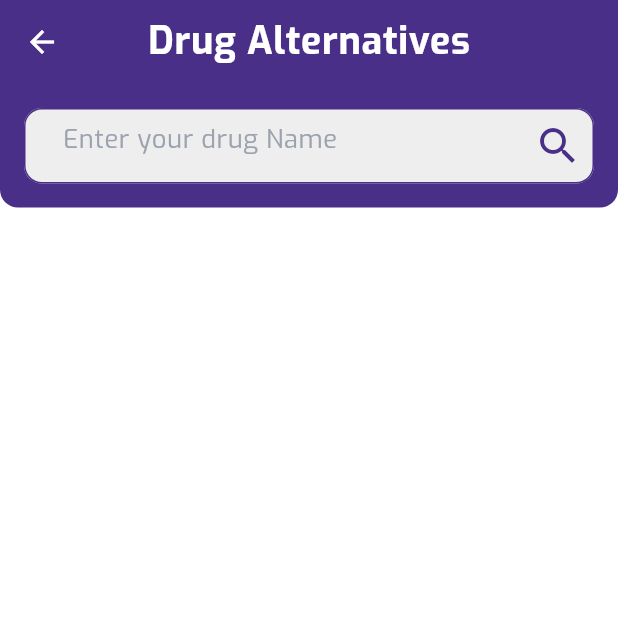
After one commit to AbdAlrahmanmohamedelsayed/smartpill, a Flutter app: the DrugAlternatives screen opened by its route, on a phone screen of 412 x 824 dp, the top half of it. The commit adds this screen. Run offline on Flutter 3.47's test engine with Material 3 defaults, Android fonts, the phone set to English and light mode, and no system bars; our stand-ins replace animate_do, animated_custom_dropdown, animated_text_kit, dio, easy_date_timeline, fl_chart and 5 more; missing offline and left inert: mobile_scanner, wifi_iot; accounts and stored records are empty.

Commit message:
add drug Alternatives

```diff
--- a/lib/core/config/appRouter.dart
+++ b/lib/core/config/appRouter.dart
@@ -4,6 +4,7 @@ import 'package:smartpill/features/layout/layout_view.dart';
 import 'package:smartpill/features/screens/Auth/forgotPass/Forget_View.dart';
 import 'package:smartpill/features/screens/Auth/log/Login_view.dart';
 import 'package:smartpill/features/screens/add_pill_reminder/presentation/ui/addMedicine_view.dart';
+import 'package:smartpill/features/screens/menu/Drug%20Alternatives/DrugAlternatives_view.dart';
 import 'package:smartpill/features/screens/menu/HealthMonitoring/Oxygen/Oxygen_view.dart';
 import 'package:smartpill/features/screens/menu/HealthMonitoring/Temperature/tempreture_view.dart';
 import 'package:smartpill/features/screens/menu/HealthMonitoring/health_view.dart';
@@ -78,6 +79,9 @@ class AppRouter {
       case PageRoutesName.tempreturePage:
         return MaterialPageRoute(
             builder: (context) => TempretureView(), settings: settings);
+      case PageRoutesName.drugalternatives:
+        return MaterialPageRoute(
+            builder: (context) => DrugAlternatives(), settings: settings);
       case PageRoutesName.testmm:
         return MaterialPageRoute(
             builder: (context) => TestView(), settings: settings);
--- a/lib/core/config/page_routes_name.dart
+++ b/lib/core/config/page_routes_name.dart
@@ -20,4 +20,5 @@ class PageRoutesName {
   static const String tempreturePage = 'tempreturePage';
   static const String testmm = 'testmm';
   static const String configDevice = 'configuration device';
+  static const String drugalternatives = 'drugalternatives';
 }
--- /dev/null
+++ b/lib/features/screens/menu/Drug Alternatives/DrugAlternatives_view.dart
@@ -0,0 +1,295 @@
+import 'package:flutter/material.dart';
+import 'package:smartpill/core/theme/color_pallets.dart';
+import 'package:smartpill/features/screens/menu/Drug%20Alternatives/services/Api_drug_alternatives.dart';
+import 'package:smartpill/features/screens/menu/Drug%20Alternatives/widgets/AlternativeCard.dart';
+import 'package:smartpill/model/DrugAlternative.dart';
+
+class DrugAlternatives extends StatefulWidget {
+  const DrugAlternatives({super.key});
+
+  @override
+  State<DrugAlternatives> createState() => _DrugAlternativesState();
+}
+
+class _DrugAlternativesState extends State<DrugAlternatives> {
+  final TextEditingController _drugNameController = TextEditingController();
+  final ApiServiceDrugAlternatives _apiService = ApiServiceDrugAlternatives();
+
+  List<DrugAlternative> _suggestions = [];
+  List<DrugAlternative>? _alternatives;
+  bool _isLoading = false;
+  bool _isSearching = false;
+  String? _errorMessage;
+  bool _showSuggestions = false;
+
+  @override
+  void initState() {
+    super.initState();
+    _drugNameController.addListener(_onSearchTextChanged);
+  }
+
+  @override
+  void dispose() {
+    _drugNameController.removeListener(_onSearchTextChanged);
+    _drugNameController.dispose();
+    super.dispose();
+  }
+
+  // Method to handle text field changes and fetch suggestions
+  Future<void> _onSearchTextChanged() async {
+    final query = _drugNameController.text.trim();
+
+    if (query.isEmpty) {
+      setState(() {
+        _suggestions = [];
+        _showSuggestions = false;
+      });
+      return;
+    }
+
+    if (query.length < 2) return; // Don't search for very short queries
+
+    setState(() {
+      _isSearching = true;
+      _showSuggestions = true;
+    });
+
+    try {
+      final suggestions = await _apiService.getDrugSuggestions(query);
+
+      if (mounted) {
+        setState(() {
+          _suggestions = suggestions;
+          _isSearching = false;
+
+          // Show error message if no suggestions found
+          if (suggestions.isEmpty) {
+            _errorMessage = 'No suggestions available';
+            _showSuggestions = false;
+          } else {
+            _errorMessage = null;
+          }
+        });
+      }
+    } catch (e) {
+      if (mounted) {
+        setState(() {
+          _suggestions = [];
+          _isSearching = false;
+          _errorMessage = 'No suggestions available';
+          _showSuggestions = false;
+        });
+      }
+    }
+  }
+
+  // Method to search for drug alternatives
+  Future<void> _searchDrugAlternatives(String drugName) async {
+    final trimmedDrugName = drugName.trim();
+
+    if (trimmedDrugName.isEmpty) {
+      setState(() {
+        _errorMessage = 'Please enter a drug name';
+      });
+      return;
+    }
+
+    // Hide suggestions
+    setState(() {
+      _showSuggestions = false;
+      _isLoading = true;
+      _errorMessage = null;
+    });
+
+    try {
+      final alternatives =
+          await _apiService.getDrugAlternatives(trimmedDrugName);
+
+      if (mounted) {
+        setState(() {
+          _alternatives = alternatives;
+          _isLoading = false;
+
+          // Show error message if no alternatives found
+          if (alternatives.isEmpty) {
+            _errorMessage = 'No data available';
+          }
+        });
+      }
+    } catch (e) {
+      if (mounted) {
+        setState(() {
+          _errorMessage = 'No data available';
+          _isLoading = false;
+        });
+      }
+    }
+  }
+
+  @override
+  Widget build(BuildContext context) {
+    var theme = Theme.of(context);
+    var media = MediaQuery.of(context);
+
+    return Scaffold(
+      appBar: AppBar(
+        backgroundColor: AppColor.primaryColor,
+        centerTitle: true,
+        title: Text(
+          'Drug Alternatives',
+          style: theme.textTheme.bodyLarge
+              ?.copyWith(color: AppColor.whiteColor, fontSize: 25),
+        ),
+        leading: BackButton(
+          color: AppColor.whiteColor,
+        ),
+      ),
+      body: Column(
+        children: [
+          // Search Container
+          Container(
+            padding: const EdgeInsets.all(16),
+            decoration: const BoxDecoration(
+                color: AppColor.primaryColor,
+                borderRadius: BorderRadius.only(
+                    bottomRight: Radius.circular(12),
+                    bottomLeft: Radius.circular(12))),
+            width: media.size.width,
+            height: media.size.height * .10,
+            child: TextField(
+              controller: _drugNameController,
+              decoration: InputDecoration(
+                  hintText: 'Enter your drug Name',
+                  hintStyle: theme.textTheme.bodySmall
+                      ?.copyWith(color: AppColor.textColorHint),
+                  suffixIcon: _isSearching
+                      ? Container(
+                          width: 32,
+                          height: 32,
+                          padding: const EdgeInsets.all(8),
+                          child: const CircularProgressIndicator(
+                            color: AppColor.primaryColor,
+                            strokeWidth: 2,
+                          ),
+                        )
+                      : IconButton(
+                          onPressed: () =>
+                              _searchDrugAlternatives(_drugNameController.text),
+                          icon: const Icon(
+                            Icons.search,
+                            size: 32,
+                          ),
+                          color: AppColor.primaryColor),
+                  filled: true,
+                  fillColor: Colors.grey[200],
+                  enabledBorder: OutlineInputBorder(
+                    borderRadius: BorderRadius.circular(12),
+                    borderSide: const BorderSide(
+                        color: AppColor.primaryColor, width: 1),
+                  ),
+                  focusedBorder: OutlineInputBorder(
+                    borderRadius: BorderRadius.circular(12),
+                    borderSide: const BorderSide(
+                        color: AppColor.primaryColor, width: 2),
+                  ),
+                  errorBorder: OutlineInputBorder(
+                    borderRadius: BorderRadius.circular(12),
+                    borderSide: const BorderSide(color: Colors.red, width: 2),
+                  ),
+                  contentPadding: const EdgeInsets.all(22)),
+              style: theme.textTheme.bodySmall?.copyWith(fontSize: 16),
+              cursorColor: AppColor.primaryColor,
+              keyboardType: TextInputType.text,
+              textInputAction: TextInputAction.search,
+              onSubmitted: (value) => _searchDrugAlternatives(value),
+            ),
+          ),
+
+          // Suggestions List
+          if (_showSuggestions && _suggestions.isNotEmpty)
+            Container(
+              constraints: BoxConstraints(
+                maxHeight: media.size.height * 0.3,
+              ),
+              margin: const EdgeInsets.symmetric(horizontal: 16),
+              decoration: BoxDecoration(
+                color: Colors.white,
+                borderRadius: BorderRadius.circular(12),
+                boxShadow: [
+                  BoxShadow(
+                    color: Colors.grey.withOpacity(0.3),
+                    spreadRadius: 1,
+                    blurRadius: 5,
+                    offset: const Offset(0, 3),
+                  ),
+                ],
+              ),
+              child: ListView.builder(
+                shrinkWrap: true,
+                itemCount: _suggestions.length,
+                itemBuilder: (context, index) {
+                  final suggestion = _suggestions[index];
+                  return ListTile(
+                    title: Text(
+                      suggestion.name,
+                      style: theme.textTheme.bodyMedium,
+                    ),
+                    onTap: () {
+                      setState(() {
+                        _drugNameController.text = suggestion.name;
+                        _showSuggestions = false;
+                      });
+                      _searchDrugAlternatives(suggestion.name);
+                    },
+                    leading: const Icon(
+                      Icons.medication,
+                      color: AppColor.primaryColor,
+                    ),
+                  );
+                },
+              ),
+            ),
+          if (_errorMessage != null)
+            Padding(
+              padding: const EdgeInsets.all(16.0),
+              child: Text(
+                _errorMessage!,
+                style: const TextStyle(
+                  color: Colors.red,
+                  fontSize: 16,
+                  fontWeight: FontWeight.bold,
+                ),
+                textAlign: TextAlign.center,
+              ),
+            ),
+          if (_isLoading)
+            const Expanded(
+              child: Center(
+                child: CircularProgressIndicator(
+                  color: AppColor.primaryColor,
+                ),
+              ),
+            ),
+
+          // Results list
+          if (!_isLoading &&
+              !_showSuggestions &&
+              _alternatives != null &&
+              _alternatives!.isNotEmpty)
+            Expanded(
+              child: ListView.builder(
+                padding: const EdgeInsets.all(16),
+                itemCount: _alternatives!.length,
+                itemBuilder: (context, index) {
+                  final alternative = _alternatives![index];
+                  return AlternativeCard(
+                    alternative: alternative,
+                  );
+                },
+              ),
+            ),
+        ],
+      ),
+    );
+  }
+}
--- /dev/null
+++ b/lib/features/screens/menu/Drug Alternatives/services/Api_drug_alternatives.dart
@@ -0,0 +1,106 @@
+import 'package:dio/dio.dart';
+import 'package:smartpill/model/DrugAlternative.dart';
+
+class ApiServiceDrugAlternatives {
+  // Base URL for the API
+  final String baseUrl = 'http://healthcare1.runasp.net/api';
+
+  // Dio instance with default configuration
+  final Dio _dio = Dio(BaseOptions(
+    connectTimeout: const Duration(seconds: 10),
+    receiveTimeout: const Duration(seconds: 10),
+    contentType: 'application/json',
+    responseType: ResponseType.json,
+  ));
+  ApiServiceDrugAlternatives() {
+    // Add logging interceptor for debugging
+    _dio.interceptors.add(LogInterceptor(
+      requestBody: true,
+      responseBody: true,
+      error: true,
+    ));
+  }
+
+  Future<List<DrugAlternative>> getDrugSuggestions(String query) async {
+    try {
+      final response = await _dio.get(
+        '$baseUrl/MedicineAlternative/suggest?',
+        queryParameters: {'name': query},
+      );
+
+      if (response.statusCode == 200) {
+        // Parse the response data
+        final List<dynamic> data = response.data;
+        return data.map((item) => DrugAlternative.fromJson(item)).toList();
+      } else {
+        // Handle error based on status code
+        throw DioException(
+          requestOptions:
+              RequestOptions(path: '$baseUrl/MedicineAlternative/suggest'),
+          message: 'Failed to load suggestions: ${response.statusCode}',
+        );
+      }
+    } on DioException catch (e) {
+      // Handle Dio specific exceptions
+      String errorMessage = 'Error fetching suggestions';
+
+      if (e.type == DioExceptionType.connectionTimeout) {
+        errorMessage =
+            'Connection timeout. Please check your internet connection.';
+      } else if (e.type == DioExceptionType.receiveTimeout) {
+        errorMessage =
+            'Server is taking too long to respond. Please try again later.';
+      } else if (e.response != null) {
+        errorMessage = 'Server error: ${e.response?.statusCode}';
+      }
+
+      throw Exception(errorMessage);
+    } catch (e) {
+      // Handle other exceptions
+      throw Exception('Error fetching suggestions: ${e.toString()}');
+    }
+  }
+
+  // Method to fetch drug alternatives for a specified drug
+  Future<List<DrugAlternative>> getDrugAlternatives(String drugName) async {
+    if (drugName.isEmpty) {
+      throw Exception('Drug name cannot be empty');
+    }
+
+    try {
+      final response = await _dio.get(
+        '$baseUrl/MedicineAlternative/alternatives',
+        queryParameters: {'name': drugName},
+      );
+
+      if (response.statusCode == 200) {
+        final List<dynamic> data = response.data;
+        return data.map((item) => DrugAlternative.fromJson(item)).toList();
+      } else {
+        throw DioException(
+          requestOptions:
+              RequestOptions(path: '$baseUrl/MedicineAlternative/alternatives'),
+          message: 'Failed to load alternatives: ${response.statusCode}',
+        );
+      }
+    } on DioException catch (e) {
+      // Handle Dio specific exceptions
+      String errorMessage = 'Error fetching alternatives';
+
+      if (e.type == DioExceptionType.connectionTimeout) {
+        errorMessage =
+            'Connection timeout. Please check your internet connection.';
+      } else if (e.type == DioExceptionType.receiveTimeout) {
+        errorMessage =
+            'Server is taking too long to respond. Please try again later.';
+      } else if (e.response != null) {
+        errorMessage = 'Server error: ${e.response?.statusCode}';
+      }
+
+      throw Exception(errorMessage);
+    } catch (e) {
+      // Handle other exceptions
+      throw Exception('Error fetching alternatives: ${e.toString()}');
+    }
+  }
+}
--- /dev/null
+++ b/lib/model/DrugAlternative.dart
@@ -0,0 +1,33 @@
+class DrugAlternative {
+  final int id;
+  final String name;
+  final String composition;
+  final String className; // Using className instead of class (reserved keyword)
+  final String company;
+  final String price;
+
+  DrugAlternative({
+    required this.id,
+    required this.name,
+    required this.composition,
+    required this.className,
+    required this.company,
+    required this.price,
+  });
+
+  factory DrugAlternative.fromJson(Map<String, dynamic> json) {
+    return DrugAlternative(
+      id: json['id'] ?? 0,
+      name: json['name'] ?? '',
+      composition: json['composition'] ?? '',
+      className: json['class'] ?? '',
+      company: json['company'] ?? '',
+      price: json['price'] ?? '',
+    );
+  }
+
+  @override
+  String toString() {
+    return 'DrugAlternative{id: $id, name: $name, composition: $composition, className: $className, company: $company, price: $price}';
+  }
+}
```
Also changed, not shown: lib/features/screens/menu/Drug Alternatives/widgets/AlternativeCard.dart (added, +186 -0 lines), lib/features/screens/menu/menu_view.dart (+10 -0 lines), assets/images/icons/drugs.png (added), assets/images/icons/pharmaceutical.png (added), 126 other files.
